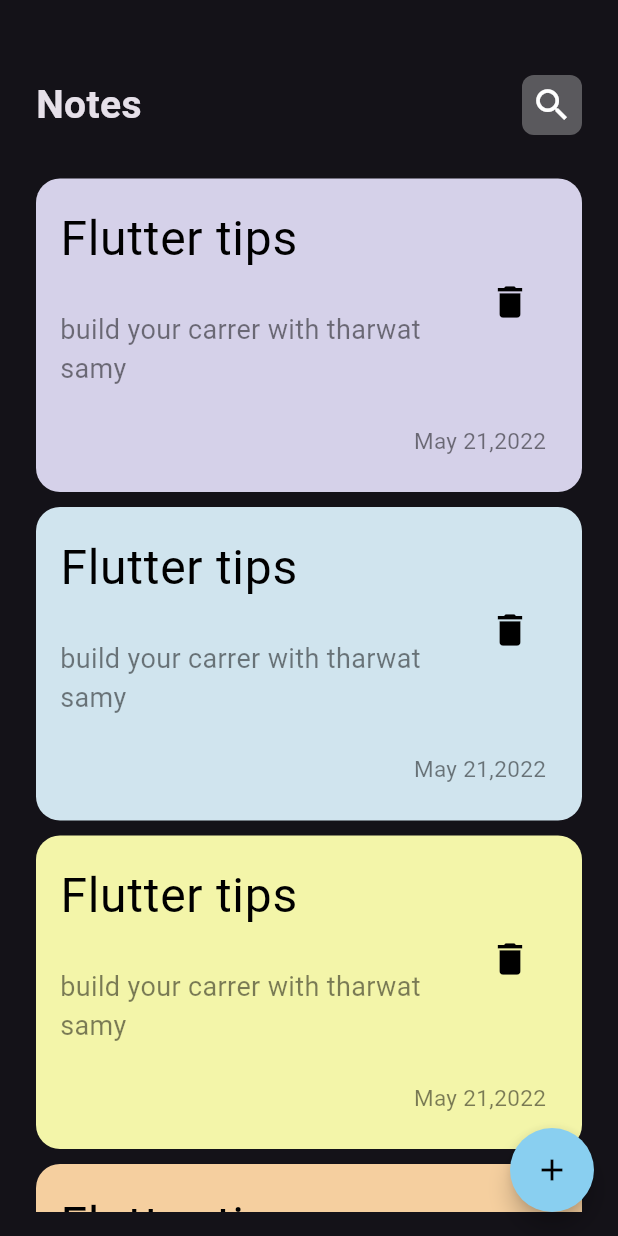
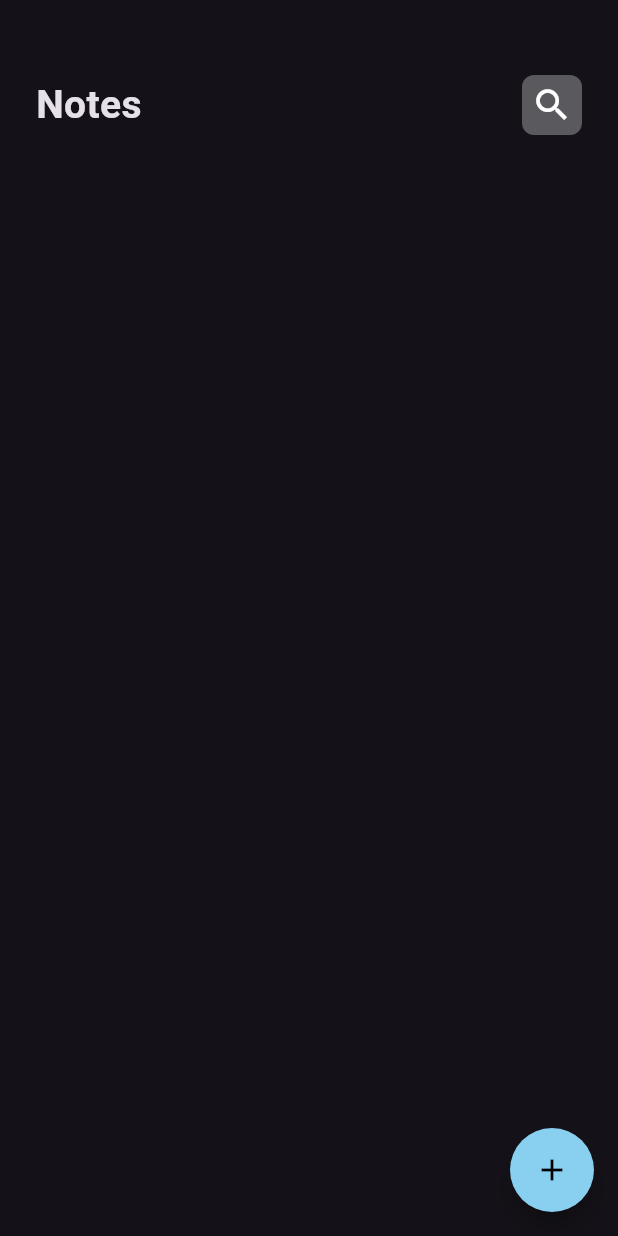
Before and after one commit to Yomna-Abdelmegeed/notes-app, a Flutter app: the screen it shows after launch, on a phone screen of 412 x 824 dp. Run offline on Flutter 3.47's test engine with Material 3 defaults, Android fonts, the phone set to English and light mode, and no system bars; our stand-ins replace bloc, flutter_bloc, hive, hive_flutter; accounts and stored records are empty.

Commit message:
Read notes.

```diff
--- a/lib/main.dart
+++ b/lib/main.dart
@@ -7,11 +7,11 @@ import 'package:notes_app/simple_bloc_observer.dart';
 import 'package:notes_app/view/notes_view.dart';
 
 void main() async {
-  runApp(const NotesApp());
   await Hive.initFlutter();
   Bloc.observer = SimpleBlocObserver();
   Hive.registerAdapter(NoteModelAdapter());
   await Hive.openBox<NoteModel>(kNotesBox);
+  runApp(const NotesApp());
 }
 
 class NotesApp extends StatelessWidget {
--- a/lib/view/notes_view.dart
+++ b/lib/view/notes_view.dart
@@ -1,4 +1,6 @@
 import 'package:flutter/material.dart';
+import 'package:flutter_bloc/flutter_bloc.dart';
+import 'package:notes_app/cubit/read_note_cubit/read_note_cubit.dart';
 import 'package:notes_app/view/widgets/custom_bottom_sheet.dart';
 import 'package:notes_app/view/widgets/notes_view_body.dart';
 
@@ -7,7 +9,9 @@ class NotesView extends StatelessWidget {
 
   @override
   Widget build(BuildContext context) {
-    return Scaffold(
+    return BlocProvider(
+      create: (context) => ReadNoteCubit()..readNote(),
+      child: Scaffold(
         floatingActionButton: FloatingActionButton(
           onPressed: () {
             showModalBottomSheet(
@@ -33,6 +37,7 @@ class NotesView extends StatelessWidget {
           ),
         ),
         body: NotesViewBody(),
+      ),
     );
   }
 }
--- a/lib/view/widgets/custom_notes_card.dart
+++ b/lib/view/widgets/custom_notes_card.dart
@@ -1,19 +1,16 @@
 import 'package:flutter/material.dart';
+import 'package:notes_app/models/note_model.dart';
 import 'package:notes_app/view/edit_notes_view.dart';
 
 class CustomNotesCard extends StatelessWidget {
   const CustomNotesCard({
     super.key,
-    required this.title,
-    required this.subtitle,
-    required this.date,
     required this.color,
     required this.onPressed,
+    required this.note,
   });
 
-  final String title;
-  final String subtitle;
-  final String date;
+  final NoteModel note;
   final Color color;
   final VoidCallback onPressed;
   @override
@@ -41,7 +38,7 @@ class CustomNotesCard extends StatelessWidget {
                 title: Padding(
                   padding: const EdgeInsets.symmetric(vertical: 8.0),
                   child: Text(
-                    title,
+                    note.title,
                     style: TextStyle(
                       fontSize: 32,
                       color: Colors.black,
@@ -51,7 +48,7 @@ class CustomNotesCard extends StatelessWidget {
                 subtitle: Padding(
                   padding: const EdgeInsets.symmetric(vertical: 16),
                   child: Text(
-                    subtitle,
+                    note.subtitle,
                     style: TextStyle(
                       fontSize: 18,
                       color: Colors.black.withValues(alpha: 0.5),
@@ -70,7 +67,7 @@ class CustomNotesCard extends StatelessWidget {
               Padding(
                 padding: const EdgeInsets.only(right: 24),
                 child: Text(
-                  date,
+                  note.date,
                   style: TextStyle(
                     fontSize: 15,
                     color: Colors.black.withValues(alpha: 0.5),
--- a/lib/view/widgets/notes_list_view.dart
+++ b/lib/view/widgets/notes_list_view.dart
@@ -1,8 +1,12 @@
 import 'package:flutter/material.dart';
+import 'package:notes_app/models/note_model.dart';
 import 'package:notes_app/view/widgets/custom_notes_card.dart';
 
 class NotesListView extends StatelessWidget {
-  const NotesListView({super.key});
+  const NotesListView(
+      {super.key, required this.itemCount, required this.notes});
+  final int itemCount;
+  final List<NoteModel> notes;
   @override
   Widget build(BuildContext context) {
     const List<Color> colorList = [
@@ -16,14 +20,13 @@ class NotesListView extends StatelessWidget {
     return Padding(
       padding: const EdgeInsets.only(bottom: 16),
       child: ListView.builder(
+          itemCount: itemCount,
           padding: const EdgeInsets.symmetric(vertical: 0),
           itemBuilder: (context, index) {
             return CustomNotesCard(
-              title: 'Flutter tips',
-              subtitle: 'build your carrer with tharwat samy',
-              date: 'May 21,2022',
               color: colorList[index % 5],
               onPressed: () {},
+              note: notes[index],
             );
           }),
     );
--- a/lib/view/widgets/notes_view_body.dart
+++ b/lib/view/widgets/notes_view_body.dart
@@ -1,4 +1,7 @@
 import 'package:flutter/material.dart';
+import 'package:flutter_bloc/flutter_bloc.dart';
+import 'package:notes_app/cubit/read_note_cubit/read_note_cubit.dart';
+import 'package:notes_app/models/note_model.dart';
 import 'package:notes_app/view/widgets/custom_app_bar.dart';
 import 'package:notes_app/view/widgets/notes_list_view.dart';
 
@@ -7,6 +10,9 @@ class NotesViewBody extends StatelessWidget {
 
   @override
   Widget build(BuildContext context) {
+    List<NoteModel> notes = BlocProvider.of<ReadNoteCubit>(context).notes!;
+    return BlocBuilder<ReadNoteCubit, ReadNoteState>(
+      builder: (context, state) {
         return Padding(
           padding: const EdgeInsets.symmetric(horizontal: 24),
           child: Column(
@@ -17,9 +23,15 @@ class NotesViewBody extends StatelessWidget {
                 icon: Icons.search,
               ),
               SizedBox(height: 24),
-          Expanded(child: NotesListView()),
+              Expanded(
+                  child: NotesListView(
+                itemCount: notes.length, notes: notes ,
+
+              )),
             ],
           ),
         );
+      },
+    );
   }
 }
```
Lines whose indentation alone changed are shown as unchanged.
